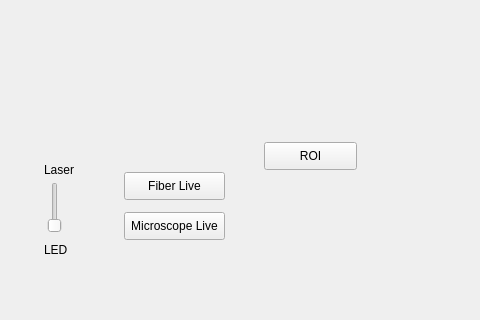
Old version of the form alignment/views/Cartridge_Test_Window.ui in the repository aquilesC/NanoCETPy; both pictures show x 366 to 846 and y 507 to 827 of the 1453 by 827 pixel window.
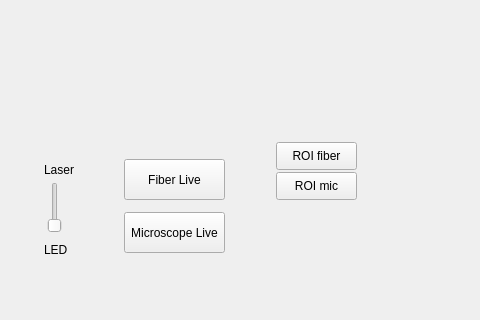
New version of the form.

The edit to the form file:
```diff
--- a/alignment/views/Cartridge_Test_Window.ui
+++ b/alignment/views/Cartridge_Test_Window.ui
@@ -108,9 +108,9 @@
     <property name="geometry">
      <rect>
       <x>490</x>
-      <y>660</y>
+      <y>647</y>
       <width>101</width>
-      <height>28</height>
+      <height>41</height>
      </rect>
     </property>
     <property name="text">
@@ -155,7 +155,7 @@
       <x>490</x>
       <y>700</y>
       <width>101</width>
-      <height>28</height>
+      <height>41</height>
      </rect>
     </property>
     <property name="text">
@@ -191,14 +191,14 @@
    <widget class="QPushButton" name="ROI_button">
     <property name="geometry">
      <rect>
-      <x>630</x>
+      <x>642</x>
       <y>630</y>
-      <width>93</width>
+      <width>81</width>
       <height>28</height>
      </rect>
     </property>
     <property name="text">
-     <string>ROI</string>
+     <string>ROI fiber</string>
     </property>
    </widget>
    <widget class="QLineEdit" name="save_edit">
@@ -316,6 +316,19 @@
      <string>Fine</string>
     </property>
    </widget>
+   <widget class="QPushButton" name="ROI_mic_button">
+    <property name="geometry">
+     <rect>
+      <x>642</x>
+      <y>660</y>
+      <width>81</width>
+      <height>28</height>
+     </rect>
+    </property>
+    <property name="text">
+     <string>ROI mic</string>
+    </property>
+   </widget>
   </widget>
   <widget class="QMenuBar" name="menubar">
    <property name="geometry">
```
Left out of the diff: 2 changed lines with no effect on the pictures.
